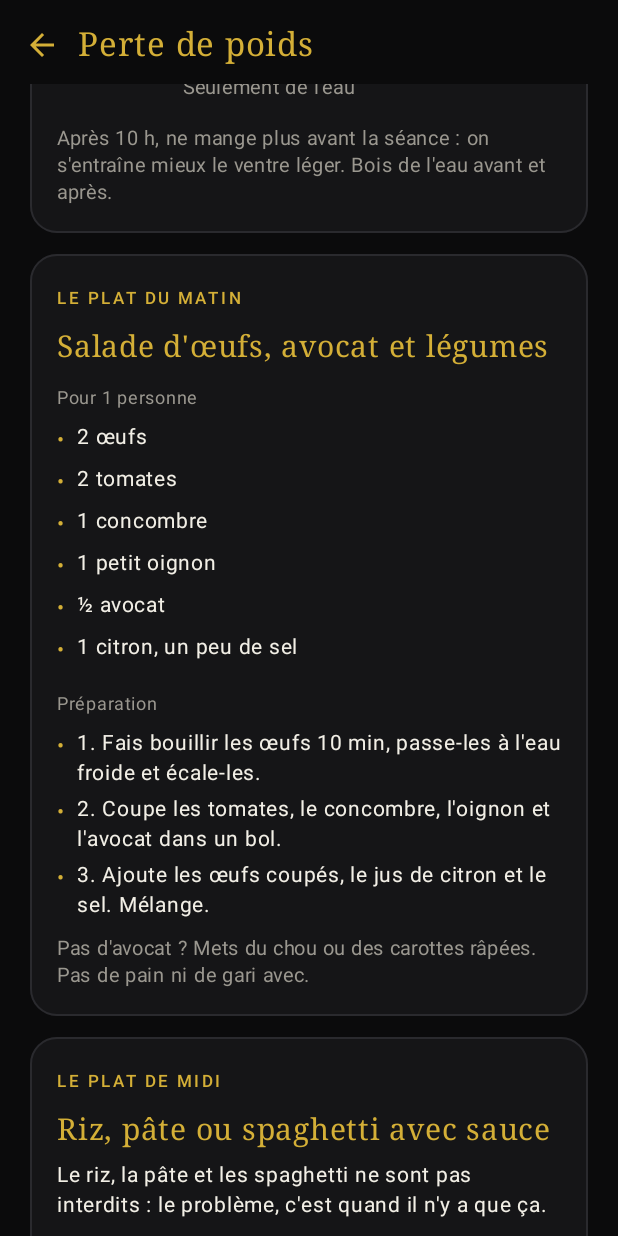
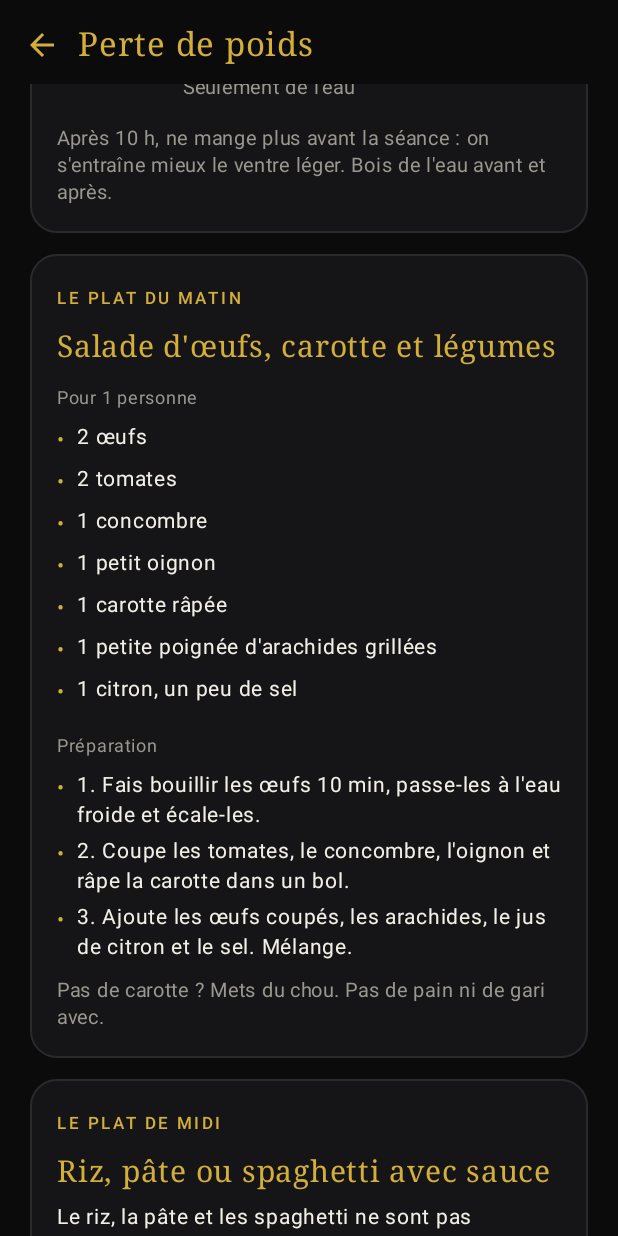
Before and after one commit to ROLANDSISTAIN/MOI, an Android app built with Jetpack Compose: the composable VentreScreen shown on its own in the app's theme, scrolled down 537 dp, on a phone screen of 412 x 824 dp. Run offline under Robolectric (Android 15) with nearby library versions, the phone set to English and light mode, and no system bars; pictures from the network do not load.

Commit message:
Salade du matin : carotte et arachides à la place de l'avocat
Co-Authored-By: Claude Opus 5.5 <noreply@anthropic.com>
Claude-Session: https://claude.ai/code/session_01BeNCDLmwUv3sa5qdLUaWqv

```diff
--- a/app/src/main/java/com/roland/moi/ui/VentreScreen.kt
+++ b/app/src/main/java/com/roland/moi/ui/VentreScreen.kt
@@ -71,7 +71,7 @@ private fun DayPlanCard() {
     Card {
         SectionLabel("Ma journée type")
         Spacer(Modifier.height(10.dp))
-        Slot("8 h", "Petit-déjeuner", "La salade d'œufs, avocat et légumes")
+        Slot("8 h", "Petit-déjeuner", "La salade d'œufs, carotte et légumes")
         Slot("12 h", "Séance dans la chambre", "Pompes, squats, gainage, puis la douche")
         Slot("13 h 30", "Déjeuner", "Riz, pâte ou spaghetti avec sauce : ¼ d'assiette de féculent")
         Slot("16 h 30", "Si j'ai faim", "Un fruit : orange, papaye, ananas")
@@ -100,7 +100,7 @@ private fun SaladCard() {
     Card {
         SectionLabel("Le plat du matin")
         Spacer(Modifier.height(8.dp))
-        Text("Salade d'œufs, avocat et légumes", color = Gold, fontSize = 20.sp, fontFamily = Serif)
+        Text("Salade d'œufs, carotte et légumes", color = Gold, fontSize = 20.sp, fontFamily = Serif)
         Spacer(Modifier.height(10.dp))
         Text("Pour 1 personne", color = TextDim, fontSize = 12.sp)
         Spacer(Modifier.height(4.dp))
@@ -108,16 +108,17 @@ private fun SaladCard() {
         Bullet("2 tomates")
         Bullet("1 concombre")
         Bullet("1 petit oignon")
-        Bullet("½ avocat")
+        Bullet("1 carotte râpée")
+        Bullet("1 petite poignée d'arachides grillées")
         Bullet("1 citron, un peu de sel")
         Spacer(Modifier.height(8.dp))
         Text("Préparation", color = TextDim, fontSize = 12.sp)
         Spacer(Modifier.height(4.dp))
         Bullet("1. Fais bouillir les œufs 10 min, passe-les à l'eau froide et écale-les.")
-        Bullet("2. Coupe les tomates, le concombre, l'oignon et l'avocat dans un bol.")
-        Bullet("3. Ajoute les œufs coupés, le jus de citron et le sel. Mélange.")
+        Bullet("2. Coupe les tomates, le concombre, l'oignon et râpe la carotte dans un bol.")
+        Bullet("3. Ajoute les œufs coupés, les arachides, le jus de citron et le sel. Mélange.")
         Spacer(Modifier.height(6.dp))
-        Text("Pas d'avocat ? Mets du chou ou des carottes râpées. Pas de pain ni de gari avec.",
+        Text("Pas de carotte ? Mets du chou. Pas de pain ni de gari avec.",
             color = TextDim, fontSize = 13.sp, lineHeight = 18.sp)
     }
 }
```
Also changed, not shown: 1 other file.
